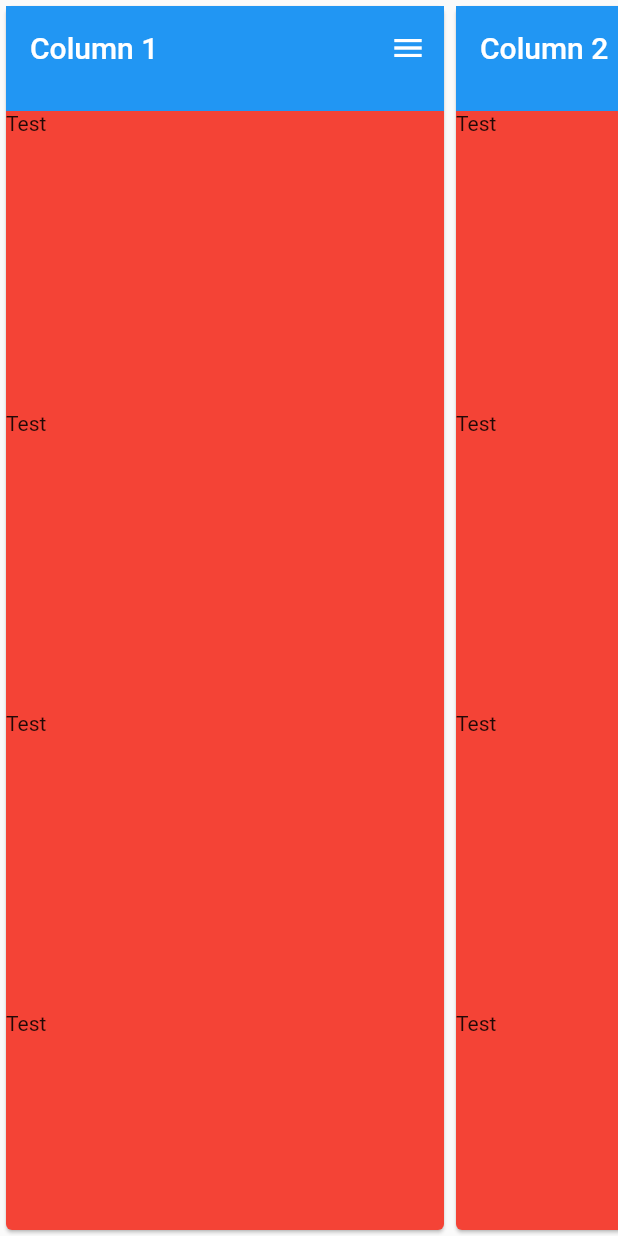
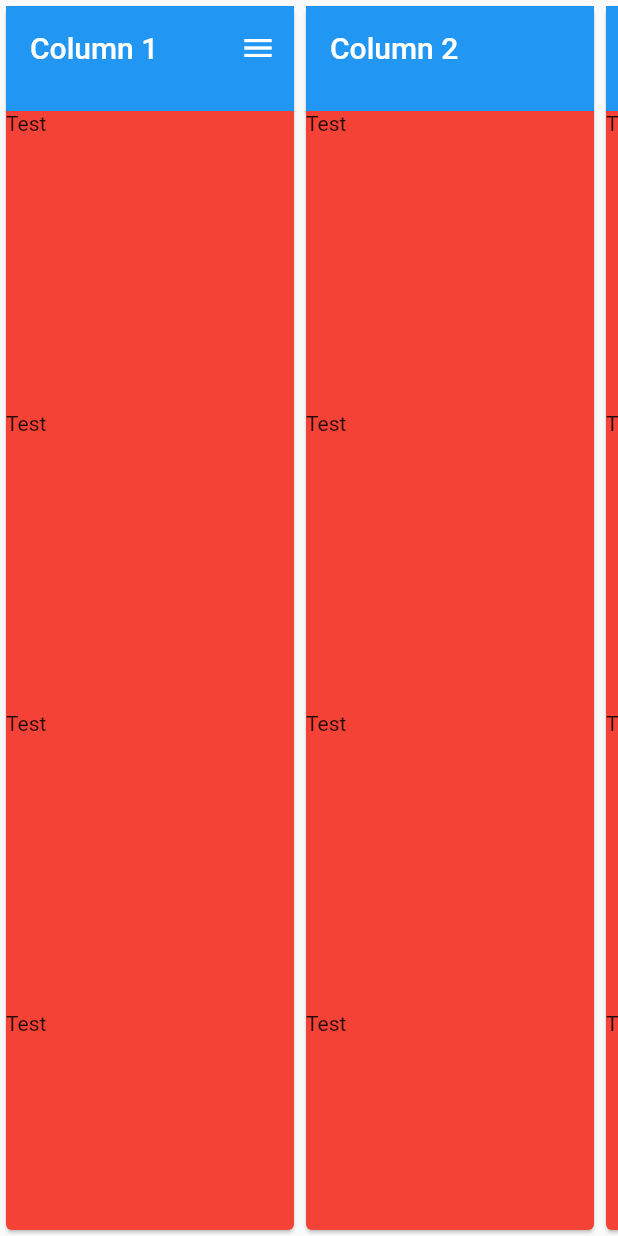
Before and after one commit to Nihandel/flutter-kaban-view, a Flutter app: the screen it shows after launch, on a phone screen of 412 x 824 dp. Run offline on Flutter 3.47's test engine with Material 2 defaults, Android fonts, the phone set to English and light mode, and no system bars.

Commit message:
kaban flex/min/max width

```diff
--- a/flutter_kaban_view/lib/kaban_column.dart
+++ b/flutter_kaban_view/lib/kaban_column.dart
@@ -9,13 +9,18 @@ class KabanColumn extends StatelessWidget {
       this.trailing,
       this.showHeader = true,
       required this.children,
-      this.color});
+      this.maxWidth,
+      this.minWidth,
+      this.flex,
+      this.color}):assert(flex!=null||maxWidth!=null,"Provide flex or max width value");
   final Widget? title;
   final Widget? trailing;
   final bool showHeader;
   final List<Widget> children;
   final Color? color;
-
+  final double? maxWidth;
+  final double? minWidth;
+  final int? flex;
   @override
   Widget build(BuildContext context) {
     var size = MediaQuery.of(context).size;
--- a/flutter_kaban_view/lib/kaban_view.dart
+++ b/flutter_kaban_view/lib/kaban_view.dart
@@ -3,6 +3,7 @@ library kaban_view;
 export './kaban_column.dart';
 export './kaban_item.dart';
 
+import 'package:collection/collection.dart';
 import 'package:flutter/foundation.dart';
 import 'package:flutter/material.dart';
 import 'package:flutter/src/rendering/sliver.dart';
@@ -10,39 +11,47 @@ import 'package:flutter/widgets.dart';
 import 'package:kaban_view/kaban_column.dart';
 
 class KabanView extends StatelessWidget {
-  const KabanView({super.key, required this.columns});
-  final List<Widget> columns;
+  const KabanView({super.key, this.columnsPerPage, required this.children});
+
+  /// columns to show [KabanColumn]
+  final List<KabanColumn> children;
+
+  /// how many columns are visible without scrolling
+  final int? columnsPerPage;
+
   @override
   Widget build(BuildContext context) {
-    var size = MediaQuery.of(context).size;
-    return SizedBox(
-      width: size.width,
-      height: size.height,
-      child: SingleChildScrollView(
-        scrollDirection: Axis.horizontal,
-        child: Row(children: columns.map((e) => SizedBox(width: 300,child: e,)).toList()),),
-      // CustomScrollView(
-      //   scrollDirection: Axis.horizontal,
-      //   slivers: [
-      //     SliverFillRemaining(
-      //       child: CustomScrollView(
-      //         shrinkWrap: true,
-      //           physics: const AlwaysScrollableScrollPhysics(),
-      //           scrollDirection: Axis.vertical,
-      //           slivers: [
-      //             SliverCrossAxisGroup(
-      //               slivers: columns
-      //                   .map((e) => SliverConstrainedCrossAxis(
-      //                         maxExtent: 500,
-      //                         // flex: e is KabanColumn ? e.flex : 1,
-      //                         sliver: SliverToBoxAdapter(child: e),
-      //                       ))
-      //                   .toList(),
-      //             ),
-      //           ]),
-      //     )
-      //   ],
-      // ),
+
+    return RepaintBoundary(
+      child: LayoutBuilder(builder: (context, constraints) {
+        List<double> getSlots() {
+          return [];
+        }
+        double getPreferredSize(KabanColumn col){
+          return col.minWidth ?? 200;
+        }
+
+        final row = SliverToBoxAdapter(
+          child: Row(
+              mainAxisSize: MainAxisSize.min,
+              children: children
+                  .mapIndexed((index,e) => ConstrainedBox(
+                      constraints:
+                          BoxConstraints(maxWidth: getPreferredSize(e)),
+                      child: e))
+                  .toList()),
+        );
+        final CustomScrollView scrollView = CustomScrollView(
+          scrollDirection: Axis.horizontal,
+          slivers: [row],
+        );
+
+        return SizedBox(
+          width: constraints.maxWidth,
+          height: constraints.maxHeight,
+          child: scrollView,
+        );
+      }),
     );
   }
 }
--- a/flutter_kaban_view/pubspec.yaml
+++ b/flutter_kaban_view/pubspec.yaml
@@ -8,6 +8,7 @@ environment:
   flutter: ">=1.17.0"
 
 dependencies:
+  collection: ^1.17.2
   flutter:
     sdk: flutter
 
--- a/kaban_test/lib/main.dart
+++ b/kaban_test/lib/main.dart
@@ -11,8 +11,9 @@
   @override
   Widget build(BuildContext context) {
     return KabanView(
-      columns: [
+      children: [
         KabanColumn(
+          flex: 1,
           color: Colors.red,
           title: const Text("Column 1"),
           trailing: IconButton(
@@ -28,6 +29,7 @@
           ),
         ),
         KabanColumn(
+          flex: 2,
           color: Colors.red,
           title: const Text("Column 2"),
           children: List.generate(
@@ -39,6 +41,7 @@
           ),
         ),
         KabanColumn(
+          maxWidth: 300,
           color: Colors.red,
           title: const Text("Column 3"),
           children: List.generate(
@@ -50,6 +53,9 @@
           ),
         ),
         KabanColumn(
+          minWidth: 100,
+          maxWidth: 300,
+          flex: 1,
           showHeader: false,
           children: [
             Container(
```
